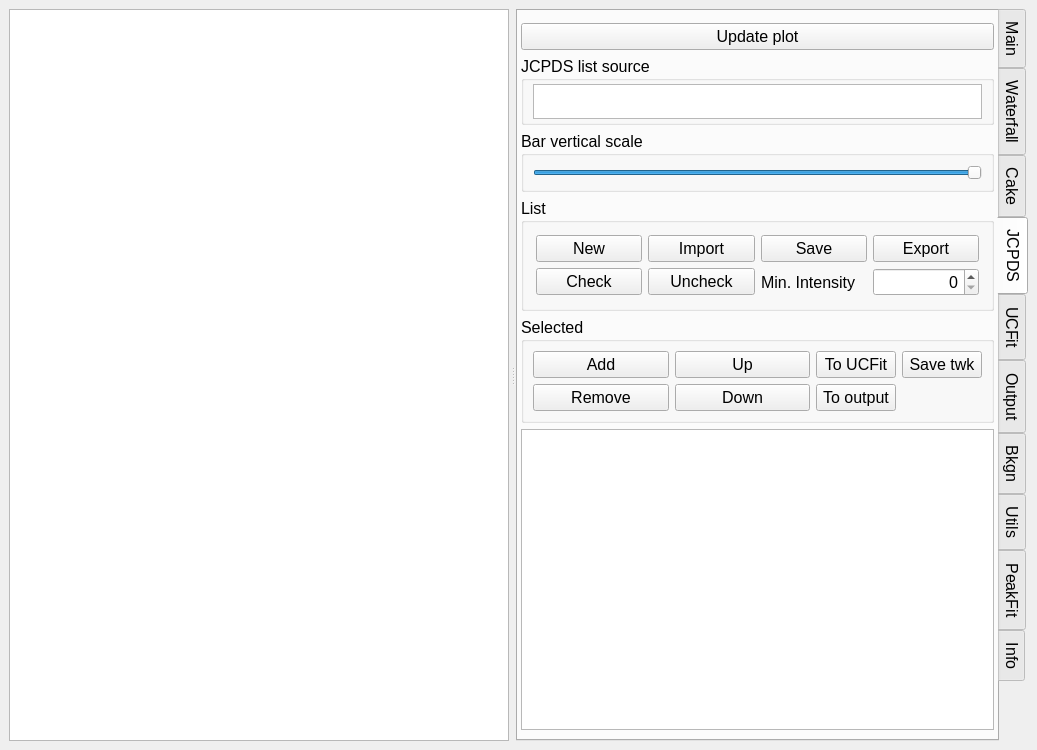
The window that ui/peakpo-splitter.ui (SHDShim/PeakPo) describes before a commit, drawn with Qt 5.
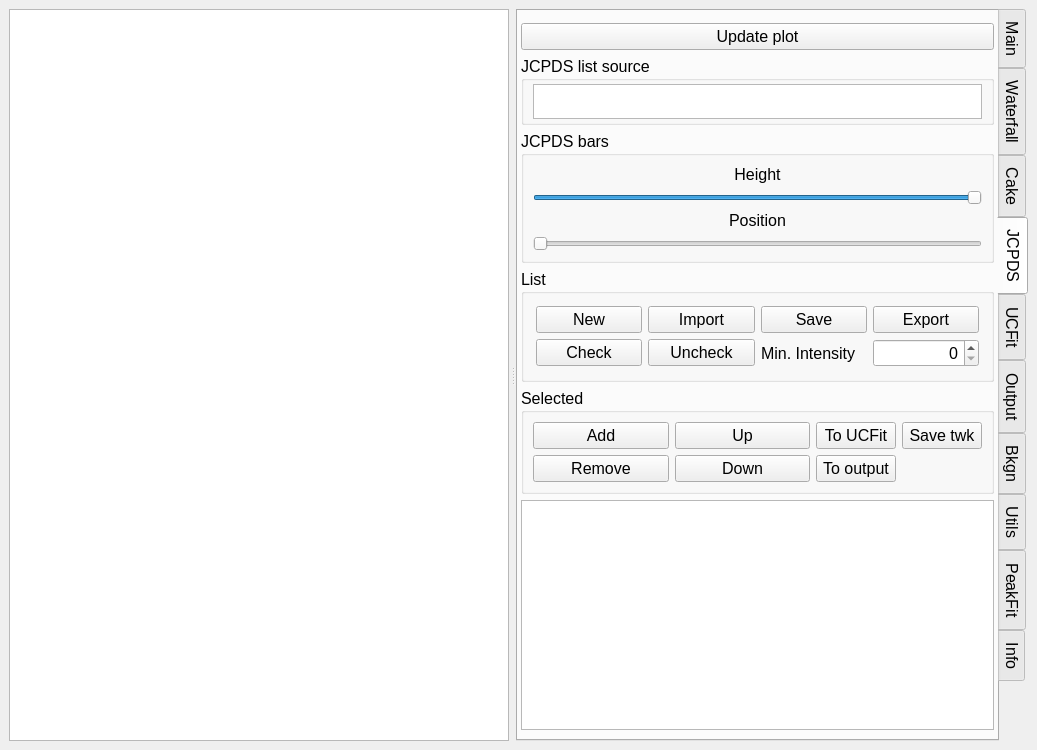
The same window after the commit. The open tabs and pages were chosen to show the change. Custom widgets are drawn as their Qt base class.

Commit message: change non intensity mode for JCPDS to GSAS style bar plot

Patch:
```diff
--- a/ui/peakpo-splitter.ui
+++ b/ui/peakpo-splitter.ui
@@ -2257,12 +2257,28 @@
             </sizepolicy>
            </property>
            <property name="title">
-            <string>Bar vertical scale</string>
+            <string>JCPDS bars</string>
            </property>
            <property name="flat">
             <bool>true</bool>
            </property>
-           <layout class="QHBoxLayout" name="horizontalLayout_5">
+           <layout class="QVBoxLayout" name="verticalLayout_6">
+            <item>
+             <widget class="QLabel" name="label_27">
+              <property name="sizePolicy">
+               <sizepolicy hsizetype="Preferred" vsizetype="Preferred">
+                <horstretch>0</horstretch>
+                <verstretch>0</verstretch>
+               </sizepolicy>
+              </property>
+              <property name="text">
+               <string>Height</string>
+              </property>
+              <property name="alignment">
+               <set>Qt::AlignCenter</set>
+              </property>
+             </widget>
+            </item>
             <item>
              <widget class="QSlider" name="horizontalSlider_JCPDSBarScale">
               <property name="maximum">
@@ -2276,6 +2292,26 @@
               </property>
              </widget>
             </item>
+            <item>
+             <widget class="QLabel" name="label_28">
+              <property name="text">
+               <string>Position</string>
+              </property>
+              <property name="alignment">
+               <set>Qt::AlignCenter</set>
+              </property>
+             </widget>
+            </item>
+            <item>
+             <widget class="QSlider" name="horizontalSlider_JCPDSBarPosition">
+              <property name="maximum">
+               <number>100</number>
+              </property>
+              <property name="orientation">
+               <enum>Qt::Horizontal</enum>
+              </property>
+             </widget>
+            </item>
            </layout>
           </widget>
          </item>
```
